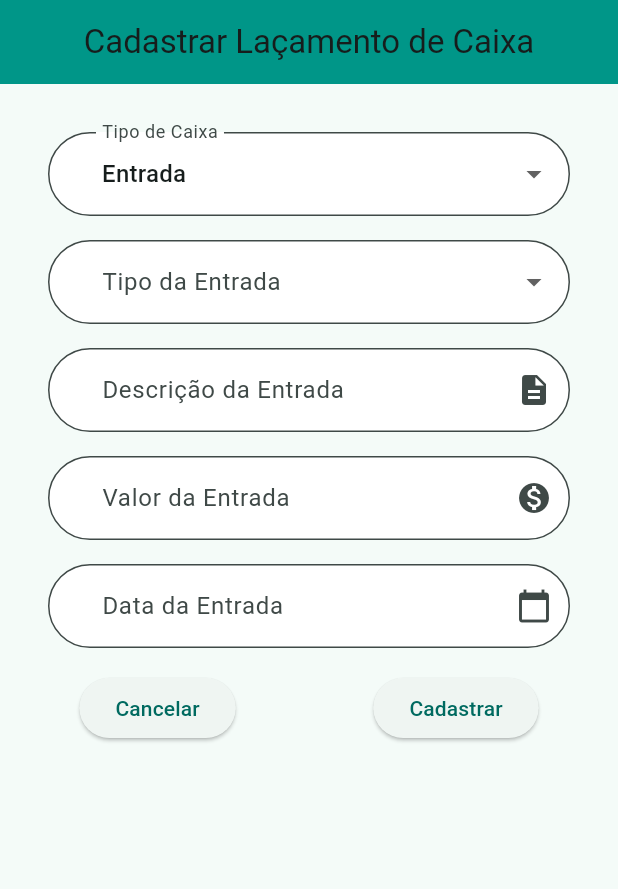
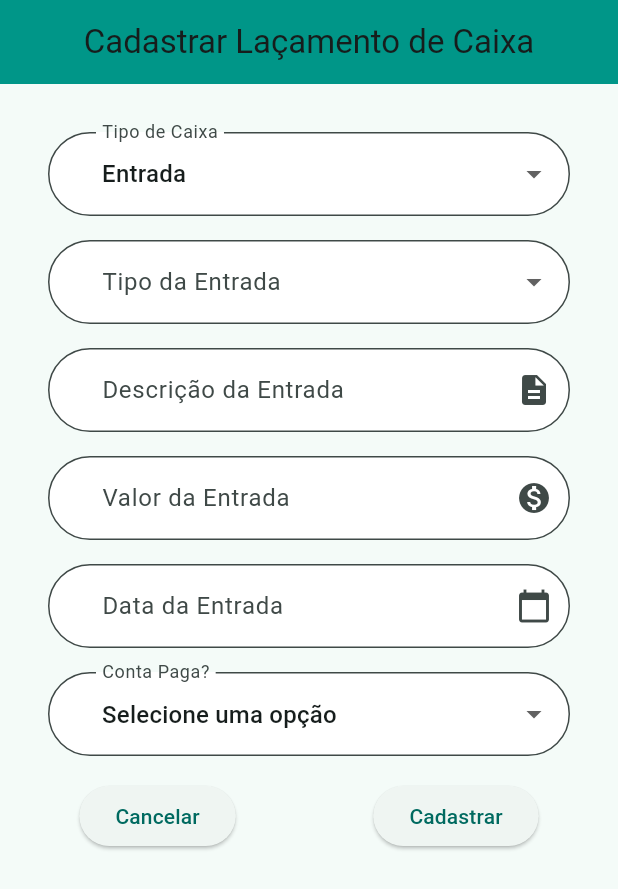
Before and after one commit to Caio-eng/leal_financial_point, a Flutter app: the FinancialBoxRegisterScreen screen opened directly with empty values, on a phone screen of 412 x 824 dp. Shown: the top 889 px of the screen. Run offline on Flutter 3.47's test engine with Material 3 defaults, Android fonts, the light colour scheme and no system bars; our stand-ins replace cloud_firestore, firebase_auth, firebase_core, firebase_storage, flutter_speed_dial, gallery_saver and 3 more; missing offline and left inert: dart:html, validadores; accounts and stored records are empty; generated files the repository leaves out were written again.

Commit message:
criando Opção para controle se pagou certa conta ou não, filtragem por pagemntos e remoção do limpar retante do campos do cadastro

```diff
--- a/lib/model/financial_box.dart
+++ b/lib/model/financial_box.dart
@@ -5,6 +5,8 @@ class FinancialBox {
   final String? descricaoItemCaixaController;
   final String? valorItemCaixaController;
   final String? dataItemCaixaController;
+  final String? pagamentoOK;
+  final String? papelUsuario;
 
   FinancialBox({
     this.idFinancialBox,
@@ -12,7 +14,9 @@ class FinancialBox {
     this.tipoEntradaSaidaSelecionado,
     this.descricaoItemCaixaController,
     this.valorItemCaixaController,
-    this.dataItemCaixaController
+    this.dataItemCaixaController,
+    this.pagamentoOK,
+    this.papelUsuario
   });
 
   Map<String, dynamic> toMap() {
@@ -22,7 +26,9 @@ class FinancialBox {
       'tipoEntradaSaidaSelecionado': tipoEntradaSaidaSelecionado,
       'descricaoItemCaixaController': descricaoItemCaixaController,
       'valorItemCaixaController': valorItemCaixaController,
-      'dataItemCaixaController': dataItemCaixaController
+      'dataItemCaixaController': dataItemCaixaController,
+      'papelUsuario': papelUsuario,
+      'pagamentoOK': pagamentoOK
     };
   }
 
@@ -34,6 +40,8 @@ class FinancialBox {
       descricaoItemCaixaController: map['descricaoItemCaixaController'] ?? '',
       valorItemCaixaController: map['valorItemCaixaController'] ?? '',
       dataItemCaixaController: map['dataItemCaixaController'] ?? '',
+      papelUsuario: map['papelUsuario'] ?? '',
+      pagamentoOK: map['pagamentoOK'] ?? '',
     );
   }
 }
--- a/lib/screen/fiancial_screen/financial_box_register_screen.dart
+++ b/lib/screen/fiancial_screen/financial_box_register_screen.dart
@@ -22,6 +22,7 @@ class _FinancialBoxRegisterScreenState extends State<FinancialBoxRegisterScreen>
   final _formKey = GlobalKey<FormState>();
   TextEditingController valorItemCaixaController = TextEditingController();
   TextEditingController descricaoItemCaixaController = TextEditingController();
+  String? pagamentoSelecionado = '';
   final TextEditingController dataItemCaixaController = TextEditingController();
   String? tipoCaixaSelecionado = 'Entrada';
   String? tipoEntradaSaidaSelecionado;
@@ -55,6 +56,7 @@ class _FinancialBoxRegisterScreenState extends State<FinancialBoxRegisterScreen>
               imovelData['valorItemCaixaController'] ?? '';
           dataItemCaixaController.text =
               imovelData['dataItemCaixaController'] ?? '';
+          pagamentoSelecionado = imovelData['pagamentoOK'] ?? '';
         });
       }
     } catch (e) {
@@ -127,9 +129,6 @@ class _FinancialBoxRegisterScreenState extends State<FinancialBoxRegisterScreen>
                         setState(() {
                           tipoCaixaSelecionado = value;
                           tipoEntradaSaidaSelecionado = null;
-                          descricaoItemCaixaController.text = '';
-                          valorItemCaixaController.text = '';
-                          dataItemCaixaController.text  = '';
                         });
                       },
                       decoration: CustomInputDecoration.build(
@@ -223,6 +222,27 @@ class _FinancialBoxRegisterScreenState extends State<FinancialBoxRegisterScreen>
                       ),
                     ),
                     const SizedBox(height: 16),
+                    DropdownButtonFormField<String>(
+                      value: pagamentoSelecionado,
+                      items: const [
+                        DropdownMenuItem(
+                            value: '', child: Text('Selecione uma opção')),
+                        DropdownMenuItem(
+                            value: 'Pago', child: Text('Pago')),
+                        DropdownMenuItem(
+                            value: 'Falta Pagar', child: Text('Falta Pagar')),
+                      ],
+                      onChanged: (value) {
+                        setState(() {
+                          pagamentoSelecionado = value;
+                        });
+                      },
+                      decoration: CustomInputDecoration.build(
+                        labelText: 'Conta Paga?',
+                        hintText: 'Selecione uma opção, isto é opicional',
+                      ),
+                    ),
+                    const SizedBox(height: 16),
                     Row(
                       mainAxisAlignment: MainAxisAlignment.spaceAround,
                       children: [
@@ -277,6 +297,7 @@ class _FinancialBoxRegisterScreenState extends State<FinancialBoxRegisterScreen>
         descricaoItemCaixaController: descricaoItemCaixaController.text,
         valorItemCaixaController: valorItemCaixaController.text,
         dataItemCaixaController: dataItemCaixaController.text,
+        pagamentoOK: pagamentoSelecionado
       );
 
       FinancialBoxService().saveFinancialBox(idFinancialBox, widget.user.uid, newFinancialBox);
```
Also changed, not shown: lib/screen/fiancial_screen/financial_box_screen.dart (+32 -1 lines), lib/services/financial_report_service.dart (+12 -0 lines).
